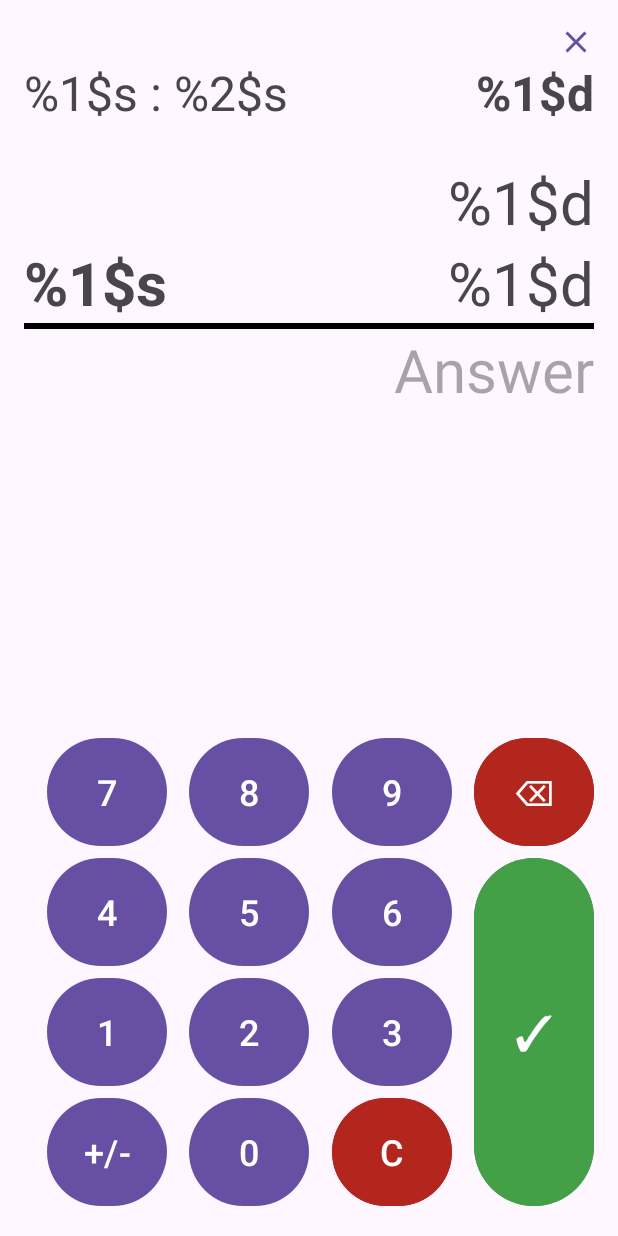
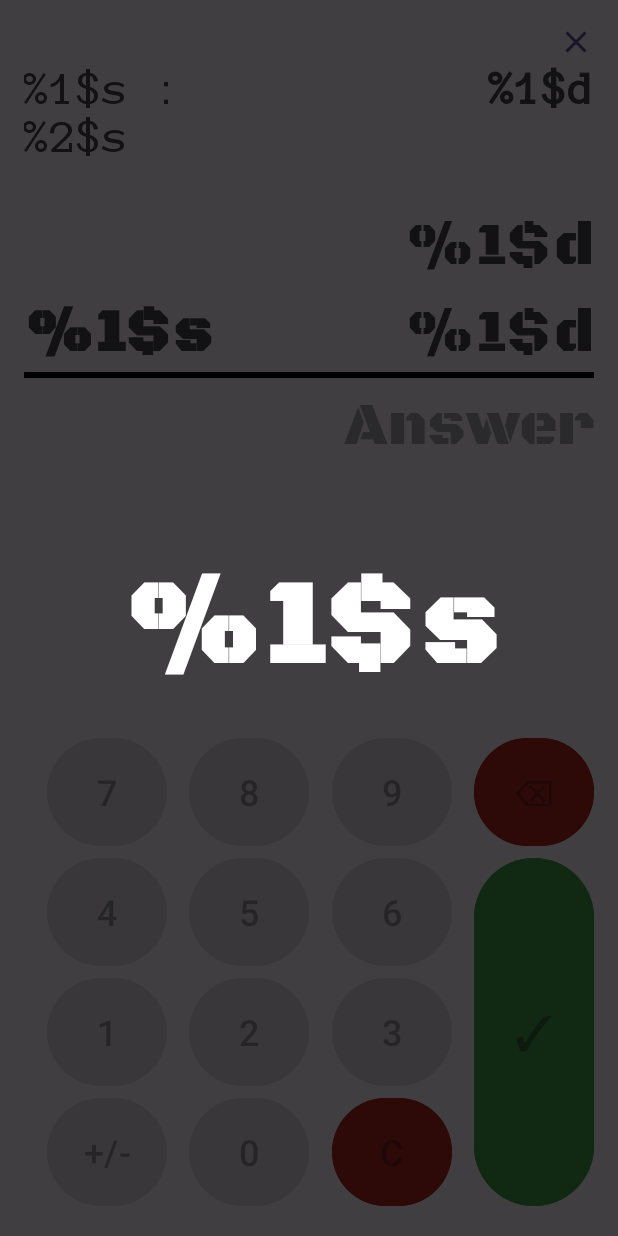
Before and after one commit to emjheypb/Math-Drills, an Android app: the DrillStartActivity screen opened directly, with no data from a screen before it, on a phone screen of 412 x 824 dp. Run offline under Robolectric (Android 15) with nearby library versions, the phone set to English and light mode, and no system bars; 1 statement that could not run was skipped.

Commit message:
E: version bump; new fonts; countdown;

```diff
--- /dev/null
+++ b/app/src/main/res/font/fonts.xml
@@ -0,0 +1,6 @@
+<?xml version="1.0" encoding="utf-8"?>
+<font-family xmlns:android="http://schemas.android.com/apk/res/android">
+    <font
+        android:fontStyle="normal"
+        android:font="@font/blackopsone_regular" />
+</font-family>
--- a/app/src/main/res/layout/activity_drill_start.xml
+++ b/app/src/main/res/layout/activity_drill_start.xml
@@ -4,17 +4,22 @@
     xmlns:tools="http://schemas.android.com/tools"
     android:layout_width="match_parent"
     android:layout_height="match_parent"
-    android:padding="16dp"
     tools:context=".DrillStartActivity">
+
+    <androidx.constraintlayout.widget.ConstraintLayout
+        android:layout_width="match_parent"
+        android:layout_height="match_parent"
+        android:padding="16dp">
 
         <LinearLayout
             android:id="@+id/ll_Menu"
             android:layout_width="match_parent"
             android:layout_height="wrap_content"
-        app:layout_constraintTop_toTopOf="parent"
-        android:gravity="end">
+            android:gravity="end"
+            app:layout_constraintTop_toTopOf="parent">
+
             <ImageButton
-            android:id="@+id/btn_Menu_Home"
+                android:id="@+id/btn_Quit"
                 android:layout_width="wrap_content"
                 android:layout_height="wrap_content"
                 android:background="@null"
@@ -35,7 +40,8 @@
                 android:layout_height="wrap_content"
                 android:layout_weight="1"
                 android:text="@string/countdown_timer"
-            android:textSize="32sp" />
+                android:textSize="32sp"
+                android:fontFamily="@font/anonymouspro_regular" />
 
             <TextView
                 android:id="@+id/tv_Score"
@@ -45,7 +51,8 @@
                 android:text="@string/number"
                 android:textAlignment="viewEnd"
                 android:textSize="32sp"
-            android:textStyle="bold" />
+                android:textStyle="bold"
+                android:fontFamily="@font/anonymouspro_regular"/>
         </LinearLayout>
 
         <TextView
@@ -59,7 +66,8 @@
             android:textSize="40sp"
             app:layout_constraintEnd_toEndOf="parent"
             app:layout_constraintStart_toEndOf="@id/tv_Operation"
-        app:layout_constraintTop_toBottomOf="@id/ll_header" />
+            app:layout_constraintTop_toBottomOf="@id/ll_header"
+            android:fontFamily="@font/blackopsone_regular" />
 
         <TextView
             android:id="@+id/tv_Num2"
@@ -71,7 +79,8 @@
             android:textSize="40sp"
             app:layout_constraintEnd_toEndOf="parent"
             app:layout_constraintStart_toEndOf="@id/tv_Operation"
-        app:layout_constraintTop_toBottomOf="@id/tv_Num1" />
+            app:layout_constraintTop_toBottomOf="@id/tv_Num1"
+            android:fontFamily="@font/blackopsone_regular" />
 
         <TextView
             android:id="@+id/tv_Operation"
@@ -82,7 +91,8 @@
             android:textSize="40sp"
             android:textStyle="bold"
             app:layout_constraintStart_toStartOf="parent"
-        app:layout_constraintTop_toBottomOf="@id/tv_Num1" />
+            app:layout_constraintTop_toBottomOf="@id/tv_Num1"
+            android:fontFamily="@font/blackopsone_regular" />
 
         <View
             android:id="@+id/divider"
@@ -98,7 +108,8 @@
             android:hint="@string/answer"
             android:textAlignment="viewEnd"
             android:textSize="40sp"
-        app:layout_constraintTop_toBottomOf="@id/divider" />
+            app:layout_constraintTop_toBottomOf="@id/divider"
+            android:fontFamily="@font/blackopsone_regular"/>
 
         <TextView
             android:id="@+id/tv_Results"
@@ -127,7 +138,8 @@
                 android:textSize="24sp"
                 app:layout_constraintEnd_toStartOf="@+id/btn_8"
                 app:layout_constraintStart_toStartOf="parent"
-            app:layout_constraintTop_toTopOf="parent" />
+                app:layout_constraintTop_toTopOf="parent"
+                android:enabled="false"/>
 
             <Button
                 android:id="@+id/btn_8"
@@ -137,7 +149,8 @@
                 android:textSize="24sp"
                 app:layout_constraintEnd_toStartOf="@id/btn_3"
                 app:layout_constraintStart_toEndOf="@id/btn_1"
-            app:layout_constraintTop_toTopOf="parent" />
+                app:layout_constraintTop_toTopOf="parent"
+                android:enabled="false" />
 
             <Button
                 android:id="@+id/btn_9"
@@ -147,7 +160,8 @@
                 android:textSize="24sp"
                 app:layout_constraintEnd_toStartOf="@id/btn_Equals"
                 app:layout_constraintStart_toEndOf="@+id/btn_8"
-            app:layout_constraintTop_toTopOf="parent" />
+                app:layout_constraintTop_toTopOf="parent"
+                android:enabled="false" />
 
             <Button
                 android:id="@+id/btn_4"
@@ -157,7 +171,8 @@
                 android:textSize="24sp"
                 app:layout_constraintEnd_toStartOf="@+id/btn_5"
                 app:layout_constraintStart_toStartOf="parent"
-            app:layout_constraintTop_toBottomOf="@id/btn_7" />
+                app:layout_constraintTop_toBottomOf="@id/btn_7"
+                android:enabled="false" />
 
             <Button
                 android:id="@+id/btn_5"
@@ -167,7 +182,8 @@
                 android:textSize="24sp"
                 app:layout_constraintEnd_toStartOf="@id/btn_3"
                 app:layout_constraintStart_toEndOf="@id/btn_1"
-            app:layout_constraintTop_toBottomOf="@+id/btn_8" />
+                app:layout_constraintTop_toBottomOf="@+id/btn_8"
+                android:enabled="false" />
 
             <Button
                 android:id="@+id/btn_6"
@@ -177,7 +193,8 @@
                 android:textSize="24sp"
                 app:layout_constraintEnd_toStartOf="@id/btn_Equals"
                 app:layout_constraintStart_toEndOf="@+id/btn_5"
-            app:layout_constraintTop_toBottomOf="@+id/btn_9" />
+                app:layout_constraintTop_toBottomOf="@+id/btn_9"
+                android:enabled="false" />
 
             <Button
                 android:id="@+id/btn_1"
@@ -187,7 +204,8 @@
                 android:textSize="24sp"
                 app:layout_constraintEnd_toStartOf="@id/btn_2"
                 app:layout_constraintStart_toStartOf="parent"
-            app:layout_constraintTop_toBottomOf="@id/btn_4" />
+                app:layout_constraintTop_toBottomOf="@id/btn_4"
+                android:enabled="false" />
 
             <Button
                 android:id="@+id/btn_2"
@@ -197,7 +215,8 @@
                 android:textSize="24sp"
                 app:layout_constraintEnd_toStartOf="@id/btn_3"
                 app:layout_constraintStart_toEndOf="@id/btn_1"
-            app:layout_constraintTop_toBottomOf="@+id/btn_5" />
+                app:layout_constraintTop_toBottomOf="@+id/btn_5"
+                android:enabled="false" />
 
             <Button
                 android:id="@+id/btn_3"
@@ -207,7 +226,8 @@
                 android:textSize="24sp"
                 app:layout_constraintEnd_toStartOf="@id/btn_Equals"
                 app:layout_constraintStart_toEndOf="@id/btn_2"
-            app:layout_constraintTop_toBottomOf="@+id/btn_6" />
+                app:layout_constraintTop_toBottomOf="@+id/btn_6"
+                android:enabled="false" />
 
             <Button
                 android:id="@+id/btn_Sign"
@@ -217,7 +237,8 @@
                 android:textSize="24sp"
                 app:layout_constraintEnd_toStartOf="@id/btn_0"
                 app:layout_constraintStart_toStartOf="parent"
-            app:layout_constraintTop_toBottomOf="@id/btn_1" />
+                app:layout_constraintTop_toBottomOf="@id/btn_1"
+                android:enabled="false" />
 
             <Button
                 android:id="@+id/btn_0"
@@ -227,7 +248,8 @@
                 android:textSize="24sp"
                 app:layout_constraintEnd_toStartOf="@id/btn_Clear"
                 app:layout_constraintStart_toEndOf="@id/btn_Sign"
-            app:layout_constraintTop_toBottomOf="@id/btn_2" />
+                app:layout_constraintTop_toBottomOf="@id/btn_2"
+                android:enabled="false" />
 
             <Button
                 android:id="@+id/btn_Clear"
@@ -238,7 +260,8 @@
                 android:textSize="24sp"
                 app:layout_constraintEnd_toStartOf="@id/btn_Equals"
                 app:layout_constraintStart_toEndOf="@id/btn_0"
-            app:layout_constraintTop_toBottomOf="@id/btn_1" />
+                app:layout_constraintTop_toBottomOf="@id/btn_1"
+                android:enabled="false" />
 
             <Button
                 android:id="@+id/btn_Backspace"
@@ -249,7 +272,8 @@
                 android:textSize="24sp"
                 app:layout_constraintBottom_toTopOf="@id/btn_Equals"
                 app:layout_constraintEnd_toEndOf="parent"
-            app:layout_constraintTop_toTopOf="parent" />
+                app:layout_constraintTop_toTopOf="parent"
+                android:enabled="false" />
 
             <Button
                 android:id="@+id/btn_Equals"
@@ -260,19 +284,21 @@
                 android:textSize="32sp"
                 app:layout_constraintBottom_toBottomOf="parent"
                 app:layout_constraintEnd_toEndOf="parent"
-            app:layout_constraintTop_toBottomOf="@id/btn_Backspace" />
+                app:layout_constraintTop_toBottomOf="@id/btn_Backspace"
+                android:enabled="false" />
         </androidx.constraintlayout.widget.ConstraintLayout>
 
         <LinearLayout
             android:id="@+id/ll_Game_Over_Menu"
             android:layout_width="match_parent"
             android:layout_height="wrap_content"
+            android:gravity="center"
+            android:orientation="vertical"
+            android:visibility="gone"
             app:layout_constraintBottom_toBottomOf="parent"
             app:layout_constraintEnd_toEndOf="parent"
-        app:layout_constraintStart_toStartOf="parent"
-        android:visibility="gone"
-        android:gravity="center"
-        android:orientation="vertical">
+            app:layout_constraintStart_toStartOf="parent">
+
             <ImageButton
                 android:id="@+id/btn_Home"
                 android:layout_width="wrap_content"
@@ -281,15 +307,37 @@
                 android:contentDescription="@string/home_button"
                 android:src="@drawable/round_home_48"
                 app:tint="@color/primary" />
+
             <Button
                 android:id="@+id/btn_Try_Again"
                 android:layout_width="wrap_content"
                 android:layout_height="wrap_content"
+                android:backgroundTint="@color/primary"
+                android:contentDescription="@string/try_again"
+                android:drawableEnd="@drawable/ic_action_name"
                 android:text="@string/try_again"
-            android:contentDescription="@string/try_again"
-            android:backgroundTint="@color/primary"
+                android:textColor="@color/white" />
+        </LinearLayout>
+    </androidx.constraintlayout.widget.ConstraintLayout>
+
+    <androidx.constraintlayout.widget.ConstraintLayout
+        android:layout_width="match_parent"
+        android:layout_height="match_parent"
+        android:id="@+id/cl_Curtain">
+        <View
+            android:layout_width="match_parent"
+            android:layout_height="match_parent"
+            android:background="@color/black_see_through" />
+        <TextView
+            android:id="@+id/tv_Countdown"
+            android:layout_width="match_parent"
+            android:layout_height="match_parent"
+            android:text="@string/countdown"
+            android:gravity="center"
+            android:textSize="80sp"
+            android:textStyle="bold"
             android:textColor="@color/white"
-            android:drawableEnd="@drawable/ic_action_name"/>
-    </LinearLayout>
+            android:fontFamily="@font/blackopsone_regular"/>
+    </androidx.constraintlayout.widget.ConstraintLayout>
 
 </androidx.constraintlayout.widget.ConstraintLayout>
--- a/app/src/main/res/values/colors.xml
+++ b/app/src/main/res/values/colors.xml
@@ -1,6 +1,7 @@
 <?xml version="1.0" encoding="utf-8"?>
 <resources>
     <color name="black">#FF000000</color>
+    <color name="black_see_through">#BF000000</color>
     <color name="white">#FFFFFFFF</color>
 
     <color name="primary">#FF6750A4</color>
--- a/app/src/main/res/values/strings.xml
+++ b/app/src/main/res/values/strings.xml
@@ -6,7 +6,7 @@
     <string name="lbl_timer_60">60 Seconds</string>
     <string name="lbl_timer_180">180 Seconds</string>
     <string name="lbl_operation">Operation</string>
-    <string name="lbl_start">START</string>
+    <string name="lbl_start">PLAY</string>
     <string name="lbl_difficulty">Difficulty</string>
     <string name="lbl_high_score">High Score: %1$d</string>
     <string name="lbl_attempts_remaining">Attempts Remaining: %1$d</string>
@@ -21,6 +21,8 @@
     <string name="lbl_intermediate">Intermediate</string>
     <string name="lbl_hard">Hard</string>
     <string name="lbl_whiz">Math Whiz</string>
+
+    <string name="countdown">%1$s</string>
 
     <string name="countdown_timer">%1$s : %2$s</string>
     <string name="number">%1$d</string>
```
Also changed, not shown: app/build.gradle.kts (+5 -2 lines), app/src/main/java/com/ubasangg/mathdrills/DrillStartActivity.kt (+90 -52 lines), app/src/main/java/com/ubasangg/mathdrills/MainActivity.kt (+5 -4 lines), app/src/main/res/layout/activity_main.xml (+16 -8 lines), app/src/main/res/font/anonymouspro_regular.ttf (added), app/src/main/res/font/blackopsone_regular.ttf (added). Lines whose indentation alone changed are shown as unchanged.
